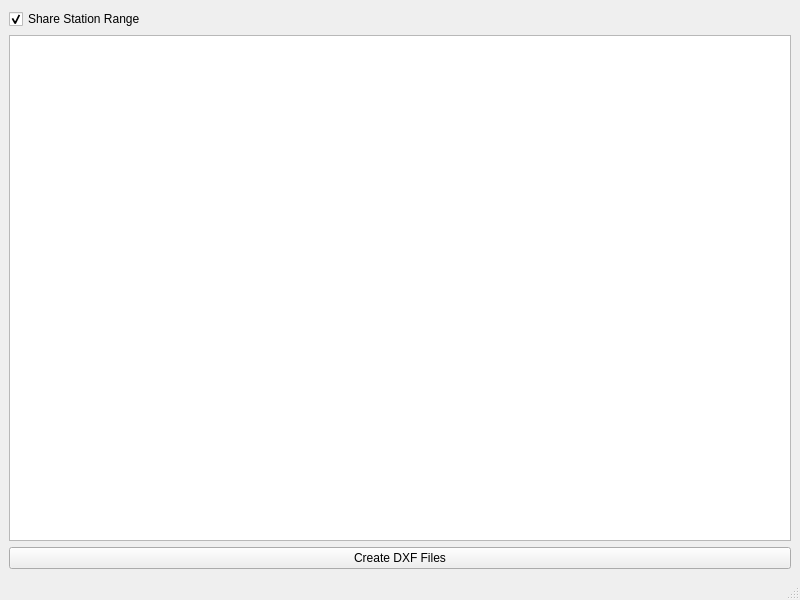
Old version of the form src/qt_ui/con_file_window.ui in the repository Eric-Meunier/Processor-Suite.
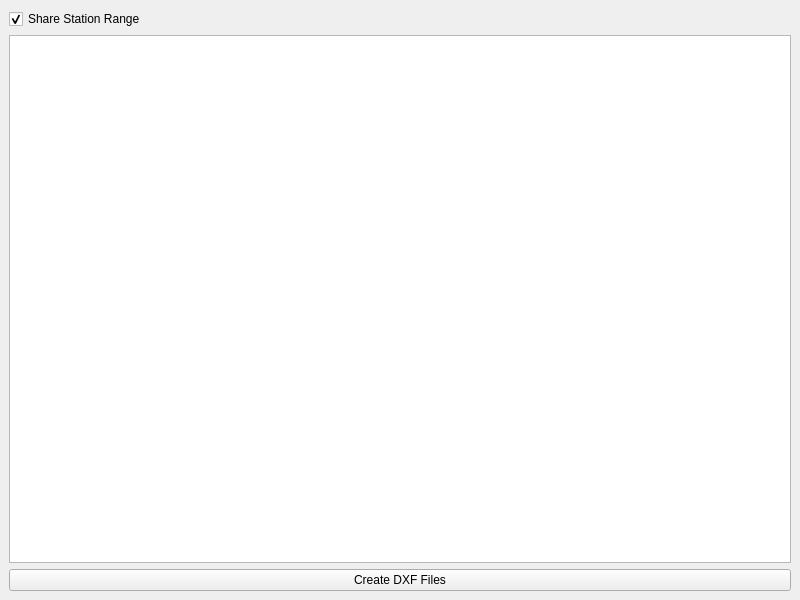
New version of the form.

Commit message: All subwindows use the main window's statusbar.

```diff
--- a/src/qt_ui/con_file_window.ui
+++ b/src/qt_ui/con_file_window.ui
@@ -99,7 +99,6 @@
     </rect>
    </property>
   </widget>
-  <widget class="QStatusBar" name="statusBar"/>
  </widget>
  <resources/>
  <connections/>
```
The commit also changes 5 other files.
